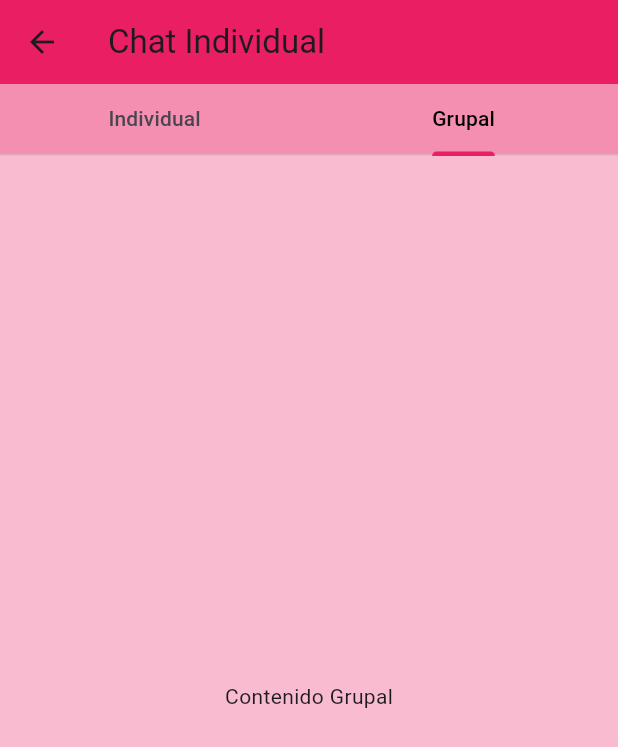
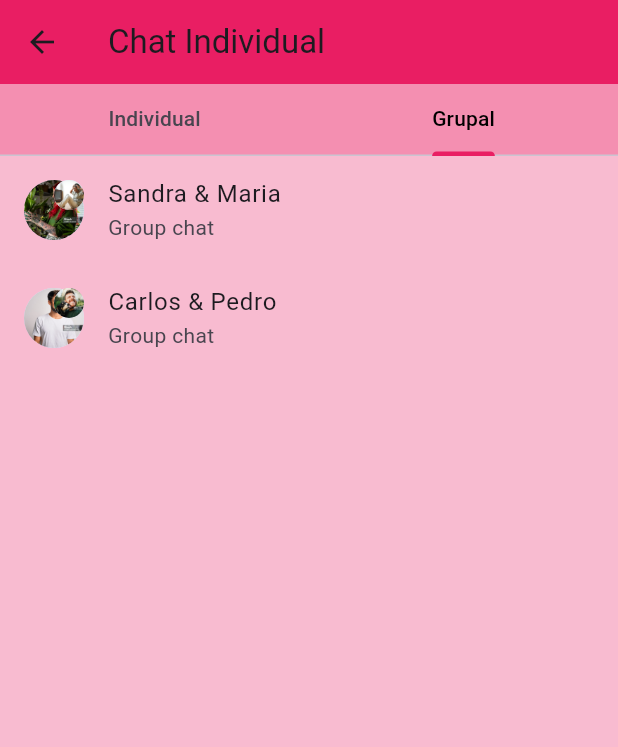
Before and after one commit to manu222/DualMatch, a Flutter app: the ChatIndividual screen opened directly, tab 2 chosen, on a phone screen of 412 x 824 dp. Shown: the top 747 px of the screen. Run offline on Flutter 3.47's test engine with Material 3 defaults, Android fonts, the phone set to English and light mode, and no system bars; our stand-ins replace intl_phone_number_input, multi_select_flutter; accounts and stored records are empty.

Commit message:
En principio todo hecho

```diff
--- a/lib/Chat.dart
+++ b/lib/Chat.dart
@@ -7,6 +7,14 @@ class Mensaje {
 
   Mensaje(this.emisor, this.receptor, this.texto);
 
+}
+
+class MensajeGroup {
+  final Usuario emisor;
+  final List<Usuario>? receptores;
+  final String? texto;
+
+  MensajeGroup({required this.emisor, this.receptores, this.texto});
 }
 
 class Chat {
--- a/lib/UserProvider.dart
+++ b/lib/UserProvider.dart
@@ -7,7 +7,9 @@ class UserManager extends ChangeNotifier {
   List<Usuario> _usuarios = [];
   Usuario? _currentUser;
   Usuario? _chatUser;
+  Usuario? _chatUser2;
   List<Mensaje>? _mensajes = [];
+  List<MensajeGroup>? _groupMessages = [];
 
 
 
@@ -127,7 +129,9 @@ class UserManager extends ChangeNotifier {
   List<Usuario> get usuarios => _usuarios;
   Usuario? get currentUser => _currentUser;
   Usuario? get chatUser => _chatUser;
+  Usuario? get chatUser2 => _chatUser2;
   List<Mensaje>? get mensajes => _mensajes;
+  List<MensajeGroup>? get groupMessages => _groupMessages;
 
   void addUsuario(Usuario usuario) {
     _usuarios.add(usuario);
@@ -225,4 +229,18 @@ class UserManager extends ChangeNotifier {
     );
     return chat.mensajes;
   }
+
+  void enviarMensajeGroup(MensajeGroup message) {
+    _groupMessages?.add(message);
+    notifyListeners();
+  }
+
+  List<MensajeGroup>? getGroupMessages(List<Usuario> participants) {
+    // Filtra los mensajes para aquellos que incluyen a todos los participantes
+    return _groupMessages?.where((message) {
+      final Set<String> participantNames = participants.map((u) => u.nombre).toSet();
+      final Set<String>? messageParticipantNames = message.receptores?.map((u) => u.nombre).toSet();
+      return participantNames.difference(messageParticipantNames!.cast<Object?>()).isEmpty;
+    }).toList();
+  }
 }
--- a/lib/chat_individual.dart
+++ b/lib/chat_individual.dart
@@ -4,6 +4,7 @@ import 'package:test_app/Home.dart';
 import 'package:test_app/UserProvider.dart';
 import 'package:test_app/Usuario.dart';
 
+import 'ChatGroupScreen.dart';
 import 'ChatScreen.dart';
 
 class ChatIndividual extends StatelessWidget {
@@ -14,7 +15,7 @@ class ChatIndividual extends StatelessWidget {
 
     List<Usuario> matches = currentUser?.matches ?? [];
 
-    //add matches to the list of matches if they are not already there and they are not the current user
+    // Add matches to the list of matches if they are not already there and they are not the current user
     for (Usuario user in usuarios) {
       if (user != currentUser && !matches.contains(user)) {
         matches.add(user);
@@ -27,6 +28,29 @@ class ChatIndividual extends StatelessWidget {
       'assets/U3.jpg',
       'assets/U4.jpg',
     ];
+
+    // Generate group chat list with unique matches and their friends
+    Set<List<Usuario>> groupChatsSet = {};
+    Set<String> seenPairs = {};
+    for (var match in matches) {
+      if (match.amigo != null) {
+        // Exclude the group of current user and their friend
+        if ((match == currentUser && match.amigo == currentUser?.amigo) ||
+            (match.amigo == currentUser && match == currentUser?.amigo)) {
+          continue;
+        }
+
+        var pair1 = '${match.nombre}-${match.amigo!.nombre}';
+        var pair2 = '${match.amigo!.nombre}-${match.nombre}';
+        // Ensure unique groups by adding only one direction of the pair
+        if (!seenPairs.contains(pair1) && !seenPairs.contains(pair2)) {
+          groupChatsSet.add([match, match.amigo!]);
+          seenPairs.add(pair1);
+          seenPairs.add(pair2);
+        }
+      }
+    }
+    List<List<Usuario>> groupChats = groupChatsSet.toList();
 
     return Scaffold(
       appBar: AppBar(
@@ -41,7 +65,6 @@ class ChatIndividual extends StatelessWidget {
                 builder: (context) => PantallaPrincipal(),
               ),
             );
-
           },
         ),
       ),
@@ -51,12 +74,9 @@ class ChatIndividual extends StatelessWidget {
           children: [
             Container(
               color: Colors.pink[200],
-              child:
-            const TabBar(
-
+              child: const TabBar(
                 labelColor: Colors.black,
                 indicatorColor: Colors.pink,
-
                 tabs: [
                   Tab(text: 'Individual'),
                   Tab(text: 'Grupal'),
@@ -80,9 +100,7 @@ class ChatIndividual extends StatelessWidget {
                         }
                         return ListTile(
                           onTap: () {
-
                             Provider.of<UserManager>(context, listen: false).setChatUser(matches[index]);
-
                             Navigator.push(
                               context,
                               MaterialPageRoute(
@@ -101,8 +119,55 @@ class ChatIndividual extends StatelessWidget {
                     ),
 
                     // Contenido de la pestaña "Grupal"
-                    const Center(
-                      child: Text('Contenido Grupal'),
+                    ListView.builder(
+                      itemCount: groupChats.length,
+                      itemBuilder: (context, index) {
+                        final group = groupChats[index];
+                        final match = group[0];
+                        final amigo = group[1];
+
+                        // Get imageUrl for each user in the group
+                        String imageUrl1;
+                        String imageUrl2;
+                        if (usuarios.indexOf(match) < ImagenesPreSets.length) {
+                          imageUrl1 = ImagenesPreSets[usuarios.indexOf(match)];
+                        } else {
+                          imageUrl1 = 'assets/icon.png';
+                        }
+                        if (usuarios.indexOf(amigo) < ImagenesPreSets.length) {
+                          imageUrl2 = ImagenesPreSets[usuarios.indexOf(amigo)];
+                        } else {
+                          imageUrl2 = 'assets/icon.png';
+                        }
+
+                        return ListTile(
+                          onTap: () {
+                            Navigator.push(
+                              context,
+                              MaterialPageRoute(
+                                builder: (context) => GroupChatScreen(),
+                              ),
+                            );
+                          },
+                          leading: Stack(
+                            children: [
+                              CircleAvatar(
+                                backgroundImage: AssetImage(imageUrl1),
+                                radius: 20,
+                              ),
+                              Positioned(
+                                right: 0,
+                                child: CircleAvatar(
+                                  backgroundImage: AssetImage(imageUrl2),
+                                  radius: 10,
+                                ),
+                              ),
+                            ],
+                          ),
+                          title: Text('${match.nombre} & ${amigo.nombre}'),
+                          subtitle: Text('Group chat'),
+                        );
+                      },
                     ),
                   ],
                 ),
--- a/lib/edit_profile.dart
+++ b/lib/edit_profile.dart
@@ -70,6 +70,7 @@ class _EditProfileScreenState extends State<EditProfileScreen> {
       if (currentUser != null) {
         _bioController.text = currentUser.bio ?? '';
         _selectedInterests = currentUser.intereses ?? [];
+        _smartPhotosEnabled = currentUser.imagenesInteligentes ?? true;
         _smartPhotosEnabled = currentUser.imagenesInteligentes ?? true;
         _duoController.text = currentUser.amigo?.email ?? '';
       }
@@ -249,6 +250,7 @@ class _EditProfileScreenState extends State<EditProfileScreen> {
                       );
                     } else {
                       currentUser.amigo = amigo;
+                      amigo.amigo = currentUser;
                     }
                   } else if (duo == currentUser.email) {
                     setState(() {
```
Also changed, not shown: lib/ChatGroupScreen.dart (added, +117 -0 lines). Lines whose indentation alone changed are shown as unchanged.
